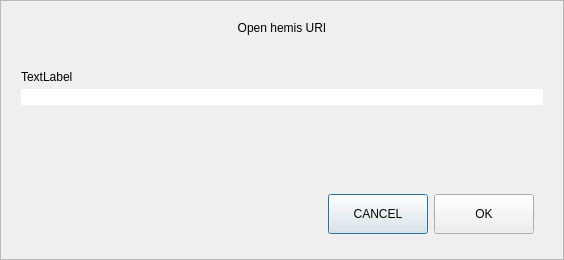
Above: src/qt/forms/openuridialog.ui from hypermoist/Hemis before the change. Below: the same form after it.
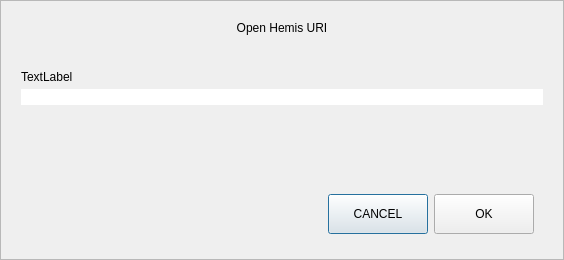
That is the form after the change. Custom widgets are drawn as their Qt base class.

Commit message: hemis -> Hemis

```diff
--- a/src/qt/forms/openuridialog.ui
+++ b/src/qt/forms/openuridialog.ui
@@ -56,7 +56,7 @@
       <item>
        <widget class="QLabel" name="labelTitle">
         <property name="text">
-         <string>Open hemis URI</string>
+         <string>Open Hemis URI</string>
         </property>
         <property name="alignment">
          <set>Qt::AlignCenter</set>
```
The commit also changes 961 other files.
